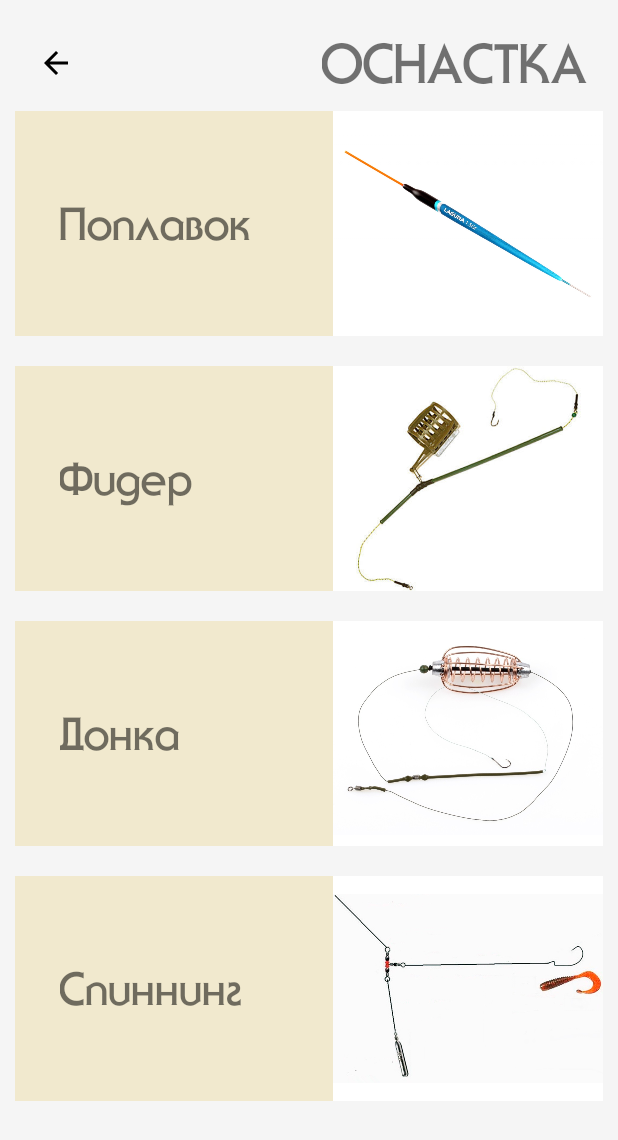
After one commit to ilyamarvin/Fisherman_Handbook_2, an Android app: the RigCategory screen opened directly, with no data from a screen before it, on a phone screen of 412 x 824 dp. The commit adds this screen. Shown: the top 1140 px of the screen. Run offline under Robolectric (Android 15) with nearby library versions, the phone set to English and light mode, and no system bars.

Commit message:
Complete rig category.

```diff
--- a/app/src/main/AndroidManifest.xml
+++ b/app/src/main/AndroidManifest.xml
@@ -9,7 +9,8 @@
         android:roundIcon="@mipmap/ic_launcher_round"
         android:supportsRtl="true"
         android:theme="@style/AppTheme">
-        <activity android:name=".MenuCategories.BaitCategory"></activity>
+        <activity android:name=".MenuCategories.RigCategory"></activity>
+        <activity android:name=".MenuCategories.BaitCategory" />
         <activity android:name=".MenuCategories.ArtbaitCategory" />
         <activity android:name=".MenuCategories.HooksCategory" />
         <activity android:name=".MenuCategories.FishCategory" />
--- /dev/null
+++ b/app/src/main/java/com/ilyamarvin/fishermanhandbook2/MenuCategories/RigCategory.java
@@ -0,0 +1,28 @@
+package com.ilyamarvin.fishermanhandbook2.MenuCategories;
+
+import androidx.appcompat.app.AppCompatActivity;
+
+import android.os.Bundle;
+import android.view.View;
+import android.widget.ImageView;
+
+import com.ilyamarvin.fishermanhandbook2.R;
+
+public class RigCategory extends AppCompatActivity {
+    ImageView backBtn;
+
+    @Override
+    protected void onCreate(Bundle savedInstanceState) {
+        super.onCreate(savedInstanceState);
+        setContentView(R.layout.activity_rig_category);
+
+        backBtn = findViewById(R.id.back_btn);
+
+        backBtn.setOnClickListener(new View.OnClickListener() {
+            @Override
+            public void onClick(View v) {
+                RigCategory.super.onBackPressed();
+            }
+        });
+    }
+}
--- a/app/src/main/java/com/ilyamarvin/fishermanhandbook2/UserDashboard.java
+++ b/app/src/main/java/com/ilyamarvin/fishermanhandbook2/UserDashboard.java
@@ -23,6 +23,7 @@ import com.ilyamarvin.fishermanhandbook2.MenuCategories.ArtbaitCategory;
 import com.ilyamarvin.fishermanhandbook2.MenuCategories.BaitCategory;
 import com.ilyamarvin.fishermanhandbook2.MenuCategories.FishCategory;
 import com.ilyamarvin.fishermanhandbook2.MenuCategories.HooksCategory;
+import com.ilyamarvin.fishermanhandbook2.MenuCategories.RigCategory;
 
 import java.util.ArrayList;
 
@@ -32,7 +33,7 @@ public class UserDashboard extends AppCompatActivity implements NavigationView.O
 
     ImageView menuIcon;
     LinearLayout contentView;
-    RelativeLayout menuFish, menuHooks, menuArtbait, menuBait;
+    RelativeLayout menuFish, menuHooks, menuArtbait, menuBait, menuRig, menuLure;
 
     static final float END_SCALE = 0.7f;
 
@@ -51,6 +52,8 @@ public class UserDashboard extends AppCompatActivity implements NavigationView.O
         menuHooks = findViewById(R.id.menu_hooks);
         menuArtbait = findViewById(R.id.menu_artbait);
         menuBait = findViewById(R.id.menu_bait);
+        menuRig = findViewById(R.id.menu_rig);
+        menuLure = findViewById(R.id.menu_lure);
         contentView = findViewById(R.id.content);
 
         navigationDrawer();
@@ -87,6 +90,13 @@ public class UserDashboard extends AppCompatActivity implements NavigationView.O
             @Override
             public void onClick(View v) {
                 startActivity(new Intent(getApplicationContext(), BaitCategory.class));
+            }
+        });
+
+        menuRig.setOnClickListener(new View.OnClickListener() {
+            @Override
+            public void onClick(View v) {
+                startActivity(new Intent(getApplicationContext(), RigCategory.class));
             }
         });
     }
@@ -157,6 +167,9 @@ public class UserDashboard extends AppCompatActivity implements NavigationView.O
             case R.id.nav_bait:
                 startActivity(new Intent(getApplicationContext(), BaitCategory.class));
                 break;
+            case R.id.nav_rig:
+                startActivity(new Intent(getApplicationContext(), RigCategory.class));
+                break;
         }
         return true;
     }
--- a/app/src/main/res/layout/activity_bait_category.xml
+++ b/app/src/main/res/layout/activity_bait_category.xml
@@ -77,7 +77,7 @@
                         <ImageView
                             android:background="@color/white"
                             android:layout_width="180dp"
-                            android:layout_height="150dp"
+                            android:layout_height="wrap_content"
                             android:layout_alignParentRight="true"
                             android:src="@drawable/chervi" />
 
@@ -115,7 +115,7 @@
                         <ImageView
                             android:background="@color/white"
                             android:layout_width="180dp"
-                            android:layout_height="150dp"
+                            android:layout_height="wrap_content"
                             android:layout_alignParentRight="true"
                             android:src="@drawable/lichinki" />
 
@@ -153,7 +153,7 @@
                         <ImageView
                             android:background="@color/white"
                             android:layout_width="180dp"
-                            android:layout_height="150dp"
+                            android:layout_height="wrap_content"
                             android:layout_alignParentRight="true"
                             android:src="@drawable/nasekomie" />
 
@@ -191,7 +191,7 @@
                         <ImageView
                             android:background="@color/white"
                             android:layout_width="180dp"
-                            android:layout_height="150dp"
+                            android:layout_height="wrap_content"
                             android:layout_alignParentRight="true"
                             android:src="@drawable/zhivec" />
 
@@ -229,7 +229,7 @@
                         <ImageView
                             android:background="@color/white"
                             android:layout_width="180dp"
-                            android:layout_height="150dp"
+                            android:layout_height="wrap_content"
                             android:layout_alignParentRight="true"
                             android:src="@drawable/orehi" />
 
@@ -267,7 +267,7 @@
                         <ImageView
                             android:background="@color/white"
                             android:layout_width="180dp"
-                            android:layout_height="150dp"
+                            android:layout_height="wrap_content"
                             android:layout_alignParentRight="true"
                             android:src="@drawable/tonush_boyli" />
 
@@ -305,7 +305,7 @@
                         <ImageView
                             android:background="@color/white"
                             android:layout_width="180dp"
-                            android:layout_height="150dp"
+                            android:layout_height="wrap_content"
                             android:layout_alignParentRight="true"
                             android:src="@drawable/popup_boyli" />
 
@@ -343,7 +343,7 @@
                         <ImageView
                             android:background="@color/white"
                             android:layout_width="180dp"
-                            android:layout_height="150dp"
+                            android:layout_height="wrap_content"
                             android:layout_alignParentRight="true"
                             android:src="@drawable/pellets" />
 
@@ -381,7 +381,7 @@
                         <ImageView
                             android:background="@color/white"
                             android:layout_width="180dp"
-                            android:layout_height="150dp"
+                            android:layout_height="wrap_content"
                             android:layout_alignParentRight="true"
                             android:src="@drawable/kukuruza" />
 
@@ -419,7 +419,7 @@
                         <ImageView
                             android:background="@color/white"
                             android:layout_width="180dp"
-                            android:layout_height="150dp"
+                            android:layout_height="wrap_content"
                             android:layout_alignParentRight="true"
                             android:src="@drawable/dipi" />
 
--- /dev/null
+++ b/app/src/main/res/layout/activity_rig_category.xml
@@ -0,0 +1,182 @@
+<?xml version="1.0" encoding="utf-8"?>
+<androidx.drawerlayout.widget.DrawerLayout
+    xmlns:android="http://schemas.android.com/apk/res/android"
+    xmlns:app="http://schemas.android.com/apk/res-auto"
+    xmlns:tools="http://schemas.android.com/tools"
+    android:layout_width="match_parent"
+    android:layout_height="match_parent"
+    android:background="@color/lightWhite"
+    tools:context=".MenuCategories.FishCategory">
+
+    <LinearLayout
+        android:layout_width="match_parent"
+        android:layout_height="wrap_content"
+        android:layout_margin="10dp"
+        android:orientation="vertical">
+
+        <RelativeLayout
+            android:layout_width="match_parent"
+            android:layout_height="wrap_content">
+
+            <ImageView
+                android:id="@+id/back_btn"
+                android:layout_width="wrap_content"
+                android:layout_height="wrap_content"
+                android:layout_centerVertical="true"
+                android:padding="15dp"
+                android:src="@drawable/general_back_icon" />
+
+            <TextView
+                android:layout_width="wrap_content"
+                android:layout_height="wrap_content"
+                android:layout_gravity="center_horizontal"
+                android:fontFamily="@font/rus_font"
+                android:padding="10dp"
+                android:text="@string/menu_rig"
+                android:layout_alignParentRight="true"
+                android:textAllCaps="true"
+                android:textSize="36sp" />
+
+        </RelativeLayout>
+
+        <ScrollView
+            android:layout_width="match_parent"
+            android:layout_height="match_parent">
+
+            <LinearLayout
+                android:layout_width="match_parent"
+                android:layout_height="wrap_content"
+                android:orientation="vertical">
+
+                <RelativeLayout
+                    android:layout_width="match_parent"
+                    android:layout_height="170dp">
+
+                    <RelativeLayout
+                        android:id="@+id/poplavok_card"
+                        android:layout_width="match_parent"
+                        android:layout_height="150dp"
+                        android:background="@color/banner_background">
+
+                        <TextView
+                            android:layout_width="wrap_content"
+                            android:layout_height="wrap_content"
+                            android:fontFamily="@font/rus_font"
+                            android:padding="30dp"
+                            android:text="@string/rig_name_1"
+                            android:textSize="30sp"
+                            android:layout_centerVertical="true"/>
+
+                        <ImageView
+                            android:background="@color/white"
+                            android:layout_width="180dp"
+                            android:layout_height="wrap_content"
+                            android:layout_alignParentRight="true"
+                            android:src="@drawable/poplavok" />
+
+
+                    </RelativeLayout>
+
+                </RelativeLayout>
+
+                <RelativeLayout
+                    android:layout_width="match_parent"
+                    android:layout_height="170dp">
+
+                    <RelativeLayout
+                        android:id="@+id/feeder_card"
+                        android:layout_width="match_parent"
+                        android:layout_height="150dp"
+                        android:background="@color/banner_background">
+
+                        <TextView
+                            android:layout_width="wrap_content"
+                            android:layout_height="wrap_content"
+                            android:fontFamily="@font/rus_font"
+                            android:padding="30dp"
+                            android:text="@string/rig_name_2"
+                            android:textSize="30sp"
+                            android:layout_centerVertical="true"/>
+
+                        <ImageView
+                            android:background="@color/white"
+                            android:layout_width="180dp"
+                            android:layout_height="wrap_content"
+                            android:layout_alignParentRight="true"
+                            android:src="@drawable/feeder" />
+
+
+                    </RelativeLayout>
+
+                </RelativeLayout>
+
+                <RelativeLayout
+                    android:layout_width="match_parent"
+                    android:layout_height="170dp">
+
+                    <RelativeLayout
+                        android:id="@+id/donka_card"
+                        android:layout_width="match_parent"
+                        android:layout_height="150dp"
+                        android:background="@color/banner_background">
+
+                        <TextView
+                            android:layout_width="wrap_content"
+                            android:layout_height="wrap_content"
+                            android:fontFamily="@font/rus_font"
+                            android:padding="30dp"
+                            android:text="@string/rig_name_3"
+                            android:textSize="30sp"
+                            android:layout_centerVertical="true"/>
+
+                        <ImageView
+                            android:background="@color/white"
+                            android:layout_width="180dp"
+                            android:layout_height="wrap_content"
+                            android:layout_alignParentRight="true"
+                            android:src="@drawable/donka" />
+
+
+                    </RelativeLayout>
+
+                </RelativeLayout>
+
+                <RelativeLayout
+                    android:layout_width="match_parent"
+                    android:layout_height="170dp">
+
+                    <RelativeLayout
+                        android:id="@+id/spinning_card"
+                        android:layout_width="match_parent"
+                        android:layout_height="150dp"
+                        android:background="@color/banner_background">
+
+                        <TextView
+                            android:layout_width="wrap_content"
+                            android:layout_height="wrap_content"
+                            android:fontFamily="@font/rus_font"
+                            android:padding="30dp"
+                            android:text="@string/rig_name_4"
+                            android:textSize="30sp"
+                            android:layout_centerVertical="true"/>
+
+                        <ImageView
+                            android:background="@color/white"
+                            android:layout_width="180dp"
+                            android:layout_height="wrap_content"
+                            android:layout_alignParentRight="true"
+                            android:src="@drawable/spinning" />
+
+
+                    </RelativeLayout>
+
+                </RelativeLayout>
+
+
+            </LinearLayout>
+
+        </ScrollView>
+
+    </LinearLayout>
+
+</androidx.drawerlayout.widget.DrawerLayout>
--- a/app/src/main/res/values/strings.xml
+++ b/app/src/main/res/values/strings.xml
@@ -99,4 +99,10 @@
     <string name="bait_name_9">Искусственная      кукуруза</string>
     <string name="bait_name_10">Дипы</string>
 
+    <!-- Strings for BaitCategory -->
+    <string name="rig_name_1">Поплавок</string>
+    <string name="rig_name_2">Фидер</string>
+    <string name="rig_name_3">Донка</string>
+    <string name="rig_name_4">Спиннинг</string>
+
 </resources>
```
Also changed, not shown: app/src/main/res/drawable/donka.jpg (added), app/src/main/res/drawable/feeder.jpg (added), app/src/main/res/drawable/poplavok.jpg (added), app/src/main/res/drawable/spinning.jpg (added).
